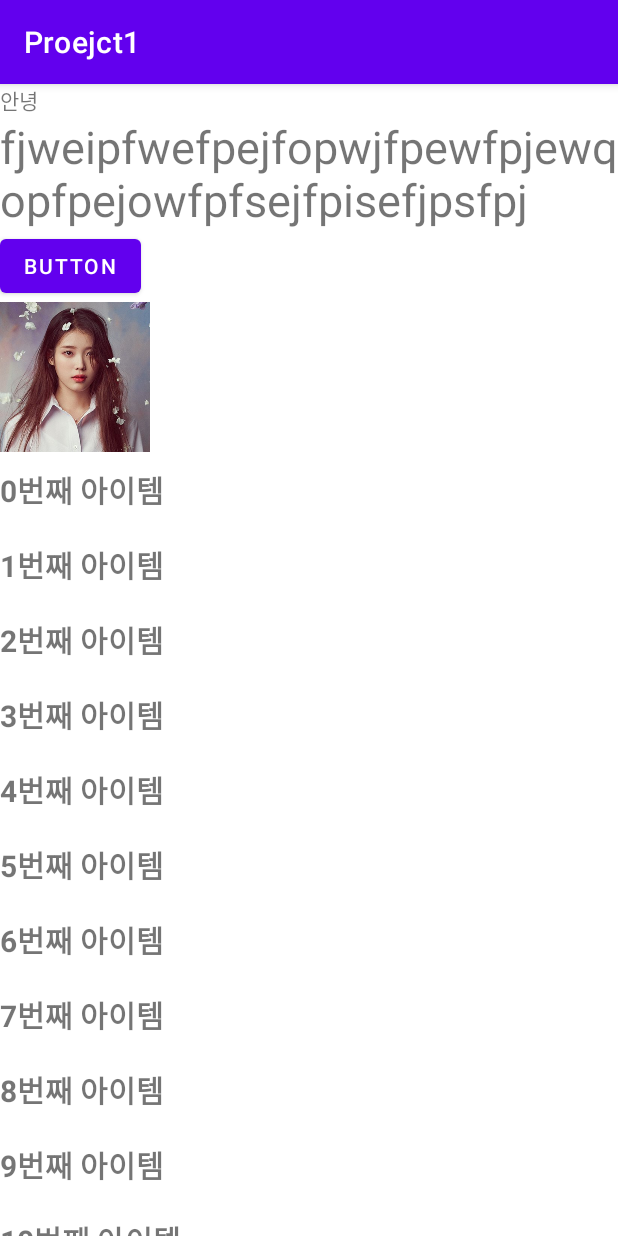
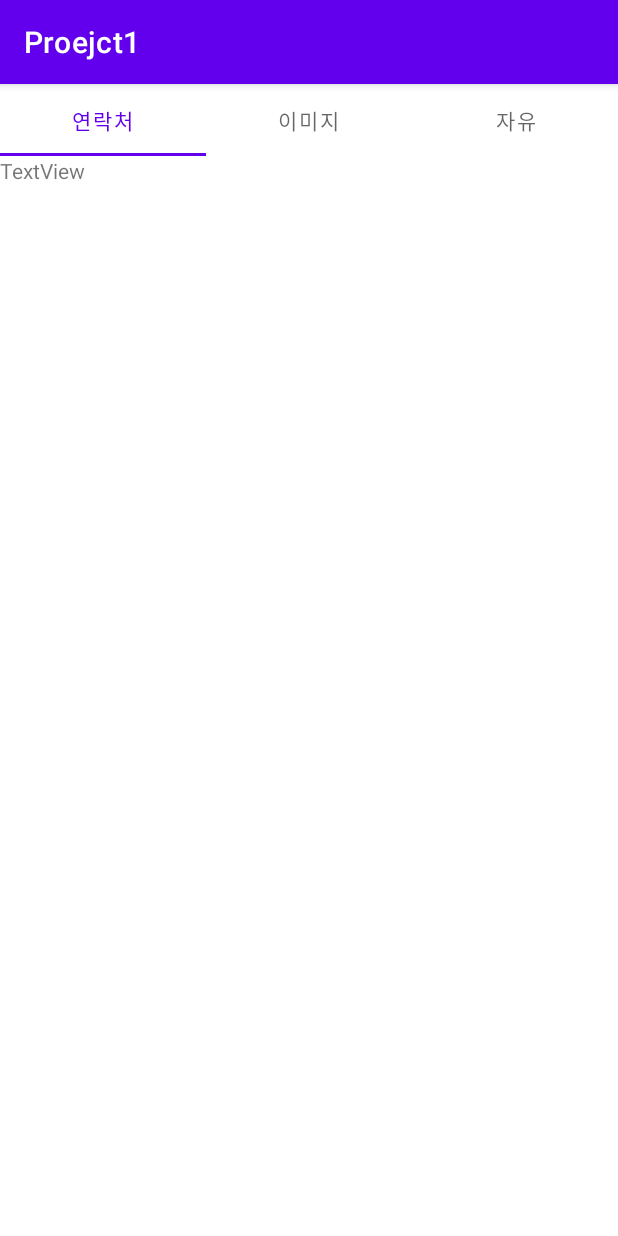
Before and after one commit to cktkdrms66/project1, an Android app: the screen it shows after launch (MainActivity before the commit, TabActivity after it), on a phone screen of 412 x 824 dp. Run offline under Robolectric (Android 15) with nearby library versions, the phone set to English and light mode, and no system bars.

Commit message:
탭 추가

```diff
--- a/Proejct1/app/build.gradle
+++ b/Proejct1/app/build.gradle
@@ -35,4 +35,6 @@ dependencies {
     testImplementation 'junit:junit:4.+'
     androidTestImplementation 'androidx.test.ext:junit:1.1.3'
     androidTestImplementation 'androidx.test.espresso:espresso-core:3.4.0'
+
+    implementation 'com.android.support:design:28.1.0'
 }
--- a/Proejct1/app/src/main/AndroidManifest.xml
+++ b/Proejct1/app/src/main/AndroidManifest.xml
@@ -12,12 +12,17 @@
         <activity
             android:name=".MainActivity"
             android:exported="true">
+        </activity>
+        <activity
+            android:name=".TabActivity"
+            android:exported="true">
             <intent-filter>
                 <action android:name="android.intent.action.MAIN" />
 
                 <category android:name="android.intent.category.LAUNCHER" />
             </intent-filter>
         </activity>
+
     </application>
 
 </manifest>
--- a/Proejct1/app/src/main/java/com/example/proejct1/MainActivity.java
+++ b/Proejct1/app/src/main/java/com/example/proejct1/MainActivity.java
@@ -60,5 +60,7 @@ public class MainActivity extends AppCompatActivity {
 
 
 
+
+
     }
 }
--- a/Proejct1/app/src/main/java/com/example/proejct1/TabActivity.java
+++ b/Proejct1/app/src/main/java/com/example/proejct1/TabActivity.java
@@ -5,20 +5,73 @@ import android.widget.TableLayout;
 
 import androidx.annotation.Nullable;
 import androidx.appcompat.app.AppCompatActivity;
+import androidx.viewpager.widget.PagerAdapter;
+import androidx.viewpager2.widget.ViewPager2;
 
+import com.example.proejct1.fragment.Fragment1;
+import com.example.proejct1.fragment.Fragment2;
+import com.example.proejct1.fragment.Fragment3;
+import com.example.proejct1.fragment.FragmentAdapter;
 import com.google.android.material.tabs.TabLayout;
 
 public class TabActivity extends AppCompatActivity {
 
-    TabLayout layout;
+    private TabLayout layout;
+    private ViewPager2 viewPager2;
+    private FragmentAdapter adapter;
 
     @Override
     protected void onCreate(@Nullable Bundle savedInstanceState) {
         super.onCreate(savedInstanceState);
-        setContentView(R.layout.test);
+        setContentView(R.layout.activity_test);
 
+        findViewByIds();
+
+        setTab();
+
+
+    }
+
+    private void findViewByIds() {
         layout = findViewById(R.id.tablayout);
+        viewPager2 = findViewById(R.id.viewpager);
 
-        //layout.addTab();
+    }
+
+    private void setTab() {
+        adapter = new FragmentAdapter(getSupportFragmentManager(), getLifecycle());
+
+        adapter.addFragment(new Fragment1());
+        adapter.addFragment(new Fragment2());
+        adapter.addFragment(new Fragment3());
+
+        viewPager2.setAdapter(adapter);
+
+        viewPager2.setUserInputEnabled(true);
+
+        viewPager2.registerOnPageChangeCallback(new ViewPager2.OnPageChangeCallback() {
+            @Override
+            public void onPageSelected(int position) {
+                super.onPageSelected(position);
+                layout.selectTab(layout.getTabAt(position));
+            }
+        });
+
+        layout.addOnTabSelectedListener(new TabLayout.OnTabSelectedListener() {
+            @Override
+            public void onTabSelected(TabLayout.Tab tab) {
+                viewPager2.setCurrentItem(tab.getPosition());
+            }
+
+            @Override
+            public void onTabUnselected(TabLayout.Tab tab) {
+
+            }
+
+            @Override
+            public void onTabReselected(TabLayout.Tab tab) {
+
+            }
+        });
     }
 }
--- /dev/null
+++ b/Proejct1/app/src/main/java/com/example/proejct1/fragment/Fragment1.java
@@ -0,0 +1,21 @@
+package com.example.proejct1.fragment;
+
+import android.os.Bundle;
+import android.view.LayoutInflater;
+import android.view.View;
+import android.view.ViewGroup;
+
+import androidx.annotation.NonNull;
+import androidx.annotation.Nullable;
+import androidx.fragment.app.Fragment;
+
+import com.example.proejct1.R;
+
+public class Fragment1 extends Fragment {
+
+    @Nullable
+    @Override
+    public View onCreateView(@NonNull LayoutInflater inflater, @Nullable ViewGroup container, @Nullable Bundle savedInstanceState) {
+        return inflater.inflate(R.layout.fragment1, container, false);
+    }
+}
--- /dev/null
+++ b/Proejct1/app/src/main/java/com/example/proejct1/fragment/Fragment2.java
@@ -0,0 +1,21 @@
+package com.example.proejct1.fragment;
+
+import android.os.Bundle;
+import android.view.LayoutInflater;
+import android.view.View;
+import android.view.ViewGroup;
+
+import androidx.annotation.NonNull;
+import androidx.annotation.Nullable;
+import androidx.fragment.app.Fragment;
+
+import com.example.proejct1.R;
+
+public class Fragment2 extends Fragment {
+
+    @Nullable
+    @Override
+    public View onCreateView(@NonNull LayoutInflater inflater, @Nullable ViewGroup container, @Nullable Bundle savedInstanceState) {
+        return inflater.inflate(R.layout.fragment2, container, false);
+    }
+}
--- /dev/null
+++ b/Proejct1/app/src/main/java/com/example/proejct1/fragment/Fragment3.java
@@ -0,0 +1,21 @@
+package com.example.proejct1.fragment;
+
+import android.os.Bundle;
+import android.view.LayoutInflater;
+import android.view.View;
+import android.view.ViewGroup;
+
+import androidx.annotation.NonNull;
+import androidx.annotation.Nullable;
+import androidx.fragment.app.Fragment;
+
+import com.example.proejct1.R;
+
+public class Fragment3 extends Fragment {
+
+    @Nullable
+    @Override
+    public View onCreateView(@NonNull LayoutInflater inflater, @Nullable ViewGroup container, @Nullable Bundle savedInstanceState) {
+        return inflater.inflate(R.layout.fragment3, container, false);
+    }
+}
--- /dev/null
+++ b/Proejct1/app/src/main/java/com/example/proejct1/fragment/FragmentAdapter.java
@@ -0,0 +1,36 @@
+package com.example.proejct1.fragment;
+
+import androidx.annotation.NonNull;
+import androidx.fragment.app.Fragment;
+import androidx.fragment.app.FragmentManager;
+import androidx.fragment.app.FragmentPagerAdapter;
+import androidx.lifecycle.Lifecycle;
+import androidx.viewpager2.adapter.FragmentStateAdapter;
+
+import java.util.ArrayList;
+import java.util.List;
+
+public class FragmentAdapter extends FragmentStateAdapter {
+
+    private final List<Fragment> mFragmentList = new ArrayList<>();
+
+    public FragmentAdapter(@NonNull FragmentManager fragmentManager, @NonNull Lifecycle lifecycle) {
+        super(fragmentManager, lifecycle);
+    }
+
+    public void addFragment(Fragment fragment) {
+        mFragmentList.add(fragment);
+    }
+
+    @NonNull
+    @Override
+    public Fragment createFragment(int position) {
+        return mFragmentList.get(position);
+    }
+
+    @Override
+    public int getItemCount() {
+        return mFragmentList.size();
+    }
+
+}
--- a/Proejct1/app/src/main/res/layout/test.xml
+++ b/Proejct1/app/src/main/res/layout/activity_test.xml
@@ -1,7 +1,12 @@
 <?xml version="1.0" encoding="utf-8"?>
 <LinearLayout xmlns:android="http://schemas.android.com/apk/res/android"
+    xmlns:app="http://schemas.android.com/apk/res-auto"
+    xmlns:tools="http://schemas.android.com/tools"
     android:layout_width="match_parent"
-    android:layout_height="match_parent">
+    android:layout_height="match_parent"
+    android:orientation="vertical"
+    >
+
 
     <com.google.android.material.tabs.TabLayout
         android:id="@+id/tablayout"
@@ -9,18 +14,27 @@
         android:layout_height="wrap_content">
 
         <com.google.android.material.tabs.TabItem
+            android:id="@+id/tab1"
             android:layout_width="wrap_content"
             android:layout_height="wrap_content"
-            android:text="Monday" />
+            android:text="@string/tab_text_1" />
 
         <com.google.android.material.tabs.TabItem
+            android:id="@+id/tab2"
             android:layout_width="wrap_content"
             android:layout_height="wrap_content"
-            android:text="Tuesday" />
+            android:text="@string/tab_text_2" />
 
         <com.google.android.material.tabs.TabItem
+            android:id="@+id/tab3"
             android:layout_width="wrap_content"
             android:layout_height="wrap_content"
-            android:text="Wednesday" />
+            android:text="@string/tab_text_3" />
     </com.google.android.material.tabs.TabLayout>
+
+    <androidx.viewpager2.widget.ViewPager2
+        android:id="@+id/viewpager"
+        android:layout_width="match_parent"
+        android:layout_height="match_parent"></androidx.viewpager2.widget.ViewPager2>
+
 </LinearLayout>
--- /dev/null
+++ b/Proejct1/app/src/main/res/layout/fragment1.xml
@@ -0,0 +1,11 @@
+<?xml version="1.0" encoding="utf-8"?>
+<androidx.constraintlayout.widget.ConstraintLayout xmlns:android="http://schemas.android.com/apk/res/android"
+    android:layout_width="match_parent"
+    android:layout_height="match_parent">
+
+    <TextView
+        android:id="@+id/textView"
+        android:layout_width="wrap_content"
+        android:layout_height="wrap_content"
+        android:text="TextView" />
+</androidx.constraintlayout.widget.ConstraintLayout>
--- /dev/null
+++ b/Proejct1/app/src/main/res/layout/fragment3.xml
@@ -0,0 +1,6 @@
+<?xml version="1.0" encoding="utf-8"?>
+<androidx.constraintlayout.widget.ConstraintLayout xmlns:android="http://schemas.android.com/apk/res/android"
+    android:layout_width="match_parent"
+    android:layout_height="match_parent">
+
+</androidx.constraintlayout.widget.ConstraintLayout>
--- a/Proejct1/app/src/main/res/values/strings.xml
+++ b/Proejct1/app/src/main/res/values/strings.xml
@@ -1,3 +1,6 @@
 <resources>
     <string name="app_name">Proejct1</string>
+    <string name="tab_text_1">연락처</string>
+    <string name="tab_text_2">이미지</string>
+    <string name="tab_text_3">자유</string>
 </resources>
```
Also changed, not shown: Proejct1/app/src/main/res/layout/fragment2.xml (added, +11 -0 lines).
